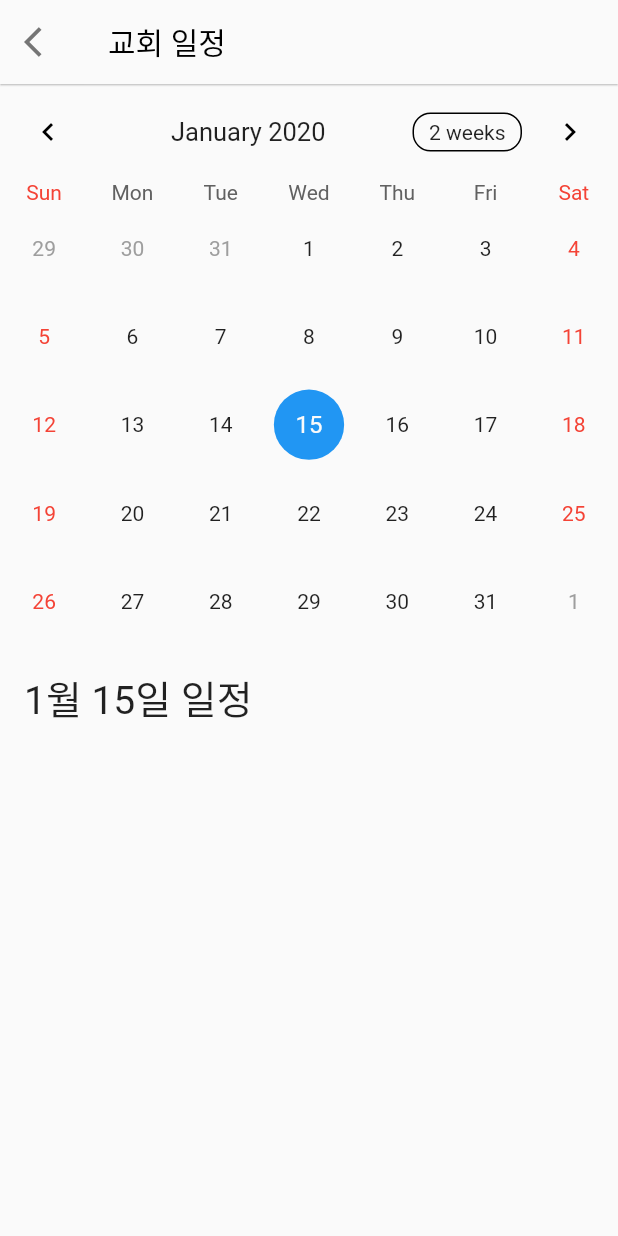
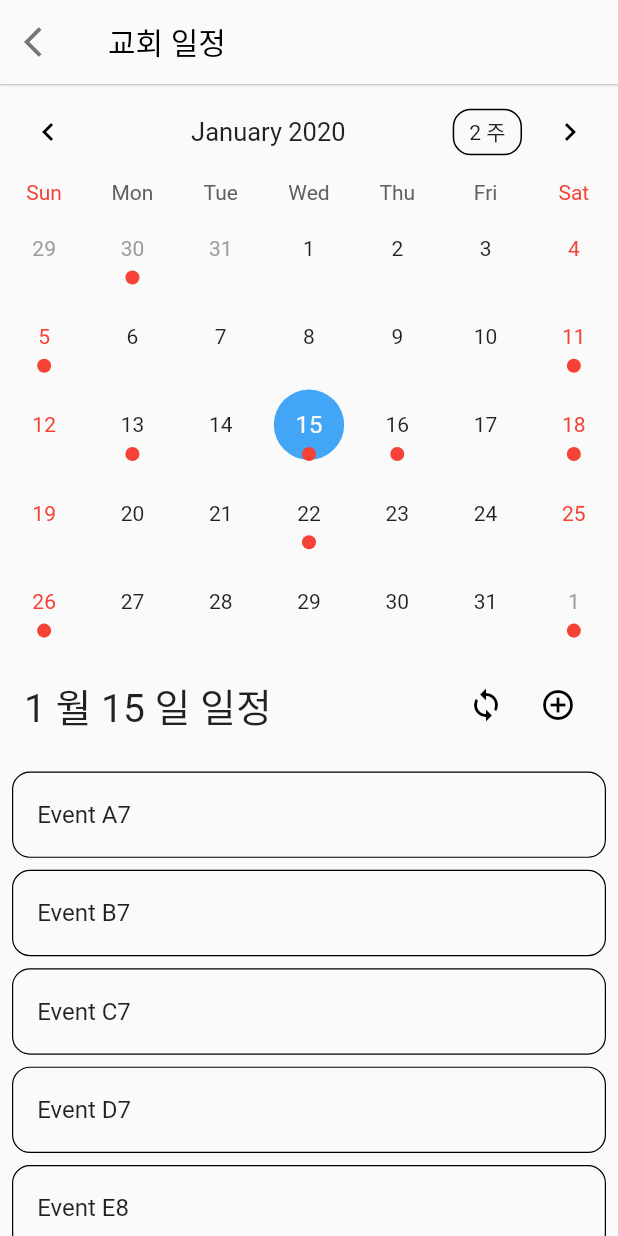
Before and after one commit to steve2972/BibleApp, a Flutter app: the CalendarPage screen opened directly, on a phone screen of 412 x 824 dp. Run offline on Flutter 3.47's test engine with Material 2 defaults, Android fonts, the phone set to English and light mode, and no system bars; drawn by our look-alikes of table_calendar; our stand-ins replace bloc, equatable, flutter_bloc, flutter_markdown, flutter_speed_dial, outline_material_icons and 3 more; accounts and stored records are empty.

Commit message:
added calendar functionality

```diff
--- a/lib/UI/Screens/MenuPage/SettingsPage/CalendarPage.dart
+++ b/lib/UI/Screens/MenuPage/SettingsPage/CalendarPage.dart
@@ -7,7 +7,9 @@ class CalendarPage extends StatefulWidget {
   _CalendarPageState createState() => new _CalendarPageState();
 }
 
-class _CalendarPageState extends State<CalendarPage> {
+class _CalendarPageState extends State<CalendarPage>{
+  Map<DateTime, List> _events;
+  List _selectedEvents;
   CalendarController _calendarController;
   TimeOfDay _time;
   String _date;
@@ -15,70 +17,130 @@ class _CalendarPageState extends State<CalendarPage> {
   String _day;
   @override
   void initState() {
+
     _calendarController = new CalendarController();
     _time = TimeOfDay.now();
     _date = DateTime.now().toIso8601String();
     _month = _date.substring(5, 6) == '0' ? _date.substring(6, 7) : _date.substring(5, 7);
     _day = _date.substring(8, 9) == '0' ? _date.substring(9, 10) : _date.substring(8, 10);
+
+    final _selectedDay = DateTime.now();
+
+    _events = {
+      _selectedDay.subtract(Duration(days: 30)): ['Event A0', 'Event B0', 'Event C0'],
+      _selectedDay.subtract(Duration(days: 27)): ['Event A1'],
+      _selectedDay.subtract(Duration(days: 20)): ['Event A2', 'Event B2', 'Event C2', 'Event D2'],
+      _selectedDay.subtract(Duration(days: 16)): ['Event A3', 'Event B3'],
+      _selectedDay.subtract(Duration(days: 10)): ['Event A4', 'Event B4', 'Event C4'],
+      _selectedDay.subtract(Duration(days: 4)): ['Event A5', 'Event B5', 'Event C5'],
+      _selectedDay.subtract(Duration(days: 2)): ['Event A6', 'Event B6'],
+      _selectedDay: ['Event A7', 'Event B7', 'Event C7', 'Event D7', 'Event E8', 'Event E9'],
+      _selectedDay.add(Duration(days: 1)): ['Event A8', 'Event B8', 'Event C8', 'Event D8'],
+      _selectedDay.add(Duration(days: 3)): Set.from(['Event A9', 'Event A9', 'Event B9']).toList(),
+      _selectedDay.add(Duration(days: 7)): ['Event A10', 'Event B10', 'Event C10'],
+      _selectedDay.add(Duration(days: 11)): ['Event A11', 'Event B11'],
+      _selectedDay.add(Duration(days: 17)): ['Event A12', 'Event B12', 'Event C12', 'Event D12'],
+      _selectedDay.add(Duration(days: 22)): ['Event A13', 'Event B13'],
+      _selectedDay.add(Duration(days: 26)): ['Event A14', 'Event B14', 'Event C14'],
+    };
+
+    _selectedEvents = _events[_selectedDay] ?? [];
+    _calendarController = CalendarController();
+
     super.initState();
+  }
+
+  @override
+  void dispose() {
+    _calendarController.dispose();
+    super.dispose();
   }
 
   @override
   Widget build(BuildContext context) {
     return Scaffold(
       appBar: commonAppBar(context, "교회 일정"),
-      body: SingleChildScrollView(
-        child: Column(
+      body: Column(
         crossAxisAlignment: CrossAxisAlignment.start,
         children: <Widget>[
-            TableCalendar(
+          _buildTableCalender(),
+          Padding(
+            padding: EdgeInsets.all(16),
+            child: Row(
+              mainAxisAlignment: MainAxisAlignment.start,
+              children: <Widget>[
+                Text("$_month 월 $_day 일 일정", style: TextStyle(fontSize: 26),),
+                Spacer(),
+                IconButton(
+                  icon: Icon(Icons.sync),
+                  onPressed: (){},
+                ),
+                IconButton(
+                  icon: Icon(Icons.add_circle_outline),
+                  onPressed: (){},
+                )
+              ],
+            ),
+          ),
+          Expanded(child:  _buildEventList()),
+        ],
+      ),
+    );
+  }
+
+  Widget _buildTableCalender() {
+    return TableCalendar(
+      events: _events,
+      availableCalendarFormats: const {
+        CalendarFormat.month : '월',
+        CalendarFormat.twoWeeks : '2 주',
+        CalendarFormat.week : '주',
+      },
       calendarStyle: CalendarStyle(
-                todayColor: Colors.orange,
-                selectedColor: Theme.of(context).primaryColor,
+        markersMaxAmount: 1,
+        markersColor: Colors.red,
+        todayColor: Colors.grey[50],
+        selectedColor: Colors.blue[400],
         todayStyle: TextStyle(
           fontWeight: FontWeight.bold,
-                  fontSize: 18,
-                  color: Colors.white
+          fontSize: 20,
+          color: Colors.black
         ),
       ),
       headerStyle: HeaderStyle(
         centerHeaderTitle: true,
       ),
-              onDaySelected: (date, events) {
+      onDaySelected: _onDaySelected,
+      calendarController: _calendarController,
+    );
+  }
+
+  void _onDaySelected(DateTime date, List events) {
     print(date.toIso8601String());
         setState(() {
           _date = date.toIso8601String();
           _month = _date.substring(5, 6) == '0' ? _date.substring(6, 7) : _date.substring(5, 7);
           _day = _date.substring(8, 9) == '0' ? _date.substring(9, 10) : _date.substring(8, 10);
+          _selectedEvents = events;
         });
-              },
-
-              calendarController: _calendarController,
-            ),
-            Padding(
-              padding: EdgeInsets.all(16),
-              child: Text("${_month}월 ${_day}일 일정", style: TextStyle(fontSize: 26),),
-            )
-          ],
-        ),
-      ),
-    );
   }
 
-  Future<Null> _selectTimeToAdd(BuildContext context) async {
-    await _selectTime(context);
-  }
-  Future<Null> _selectTime(BuildContext context) async {
-    final TimeOfDay picked = await showTimePicker(
-      context: context,
-      initialTime: _time,
-    );
+  Widget _buildEventList() {
 
-    if(picked != null && picked != _time) {
-      print('Time selected: ${_time.toString()}');
-      setState((){
-        _time = picked;
-      });
+    return _selectedEvents.isNotEmpty ? ListView(
+      children: _selectedEvents
+          .map((event) => Container(
+                decoration: BoxDecoration(
+                  border: Border.all(width: 0.8),
+                  borderRadius: BorderRadius.circular(12.0),
+                ),
+                margin: const EdgeInsets.symmetric(horizontal: 8.0, vertical: 4.0),
+                child: ListTile(
+                  title: Text(event.toString()),
+                  onTap: () => print('$event tapped!'),
+                ),
+              ))
+          .toList(),
+    ) : Center(child: Text("일정 없음", style: TextStyle(fontSize: 22),));
   }
 }
-}
```
Lines whose indentation alone changed are shown as unchanged.
